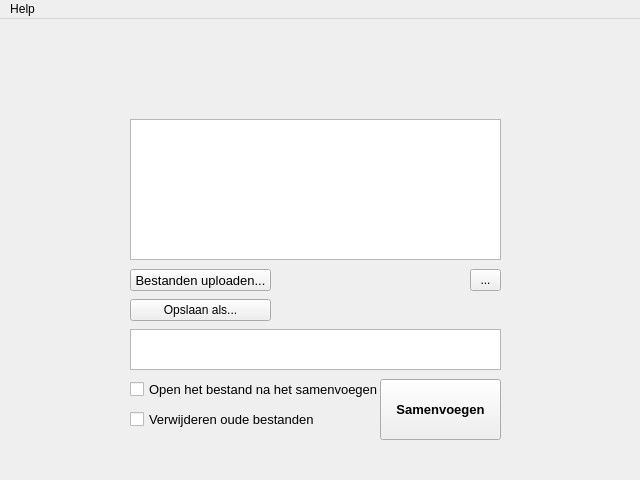
The window that ui_files/main_window.ui (jebr/MergePDF) describes before a commit, drawn with Qt 5.
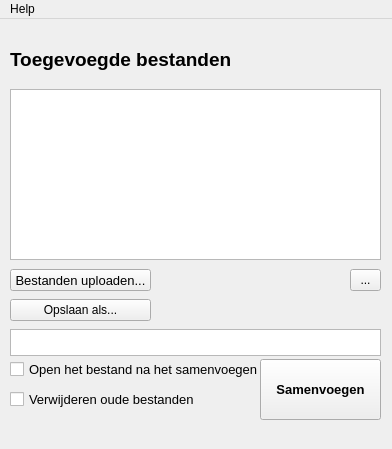
The same window after the commit.

Commit message: [Improved] changed layout, chances textfield to itemfield

What changed in the file:
```diff
--- a/ui_files/main_window.ui
+++ b/ui_files/main_window.ui
@@ -6,8 +6,8 @@
    <rect>
     <x>0</x>
     <y>0</y>
-    <width>640</width>
-    <height>480</height>
+    <width>392</width>
+    <height>449</height>
    </rect>
   </property>
   <property name="windowTitle">
@@ -20,8 +20,8 @@
    <widget class="QPushButton" name="pushButton_merge">
     <property name="geometry">
      <rect>
-      <x>380</x>
-      <y>360</y>
+      <x>260</x>
+      <y>340</y>
       <width>121</width>
       <height>61</height>
      </rect>
@@ -40,8 +40,8 @@
    <widget class="QCheckBox" name="checkBox_delete_old">
     <property name="geometry">
      <rect>
-      <x>130</x>
-      <y>390</y>
+      <x>10</x>
+      <y>370</y>
       <width>251</width>
       <height>20</height>
      </rect>
@@ -74,7 +74,7 @@
     </property>
     <property name="geometry">
      <rect>
-      <x>130</x>
+      <x>10</x>
       <y>250</y>
       <width>141</width>
       <height>22</height>
@@ -89,34 +89,10 @@
      <string>Bestanden uploaden...</string>
     </property>
    </widget>
-   <widget class="QPlainTextEdit" name="plainTextEdit_source_files">
-    <property name="geometry">
-     <rect>
-      <x>130</x>
-      <y>100</y>
-      <width>371</width>
-      <height>141</height>
-     </rect>
-    </property>
-    <property name="font">
-     <font>
-      <pointsize>10</pointsize>
-     </font>
-    </property>
-    <property name="focusPolicy">
-     <enum>Qt::NoFocus</enum>
-    </property>
-    <property name="readOnly">
-     <bool>true</bool>
-    </property>
-    <property name="textInteractionFlags">
-     <set>Qt::NoTextInteraction</set>
-    </property>
-   </widget>
    <widget class="QToolButton" name="toolButton_clear_field">
     <property name="geometry">
      <rect>
-      <x>470</x>
+      <x>350</x>
       <y>250</y>
       <width>31</width>
       <height>22</height>
@@ -129,7 +105,7 @@
    <widget class="QToolButton" name="toolButton_save_as">
     <property name="geometry">
      <rect>
-      <x>130</x>
+      <x>10</x>
       <y>280</y>
       <width>141</width>
       <height>22</height>
@@ -147,10 +123,10 @@
    <widget class="QPlainTextEdit" name="plainTextEdit_filename">
     <property name="geometry">
      <rect>
-      <x>130</x>
+      <x>10</x>
       <y>310</y>
       <width>371</width>
-      <height>41</height>
+      <height>27</height>
      </rect>
     </property>
     <property name="font">
@@ -171,8 +147,8 @@
    <widget class="QCheckBox" name="checkBox_open_file">
     <property name="geometry">
      <rect>
-      <x>130</x>
-      <y>360</y>
+      <x>10</x>
+      <y>340</y>
       <width>251</width>
       <height>20</height>
      </rect>
@@ -186,13 +162,43 @@
      <string>Open het bestand na het samenvoegen</string>
     </property>
    </widget>
+   <widget class="QListWidget" name="plainTextEdit_source_files">
+    <property name="geometry">
+     <rect>
+      <x>10</x>
+      <y>70</y>
+      <width>371</width>
+      <height>171</height>
+     </rect>
+    </property>
+   </widget>
+   <widget class="QLabel" name="label">
+    <property name="geometry">
+     <rect>
+      <x>10</x>
+      <y>20</y>
+      <width>371</width>
+      <height>41</height>
+     </rect>
+    </property>
+    <property name="font">
+     <font>
+      <pointsize>14</pointsize>
+      <weight>75</weight>
+      <bold>true</bold>
+     </font>
+    </property>
+    <property name="text">
+     <string>Toegevoegde bestanden</string>
+    </property>
+   </widget>
   </widget>
   <widget class="QMenuBar" name="menubar">
    <property name="geometry">
     <rect>
      <x>0</x>
      <y>0</y>
-     <width>640</width>
+     <width>392</width>
      <height>21</height>
     </rect>
    </property>
```
The commit also changes 1 other file.
